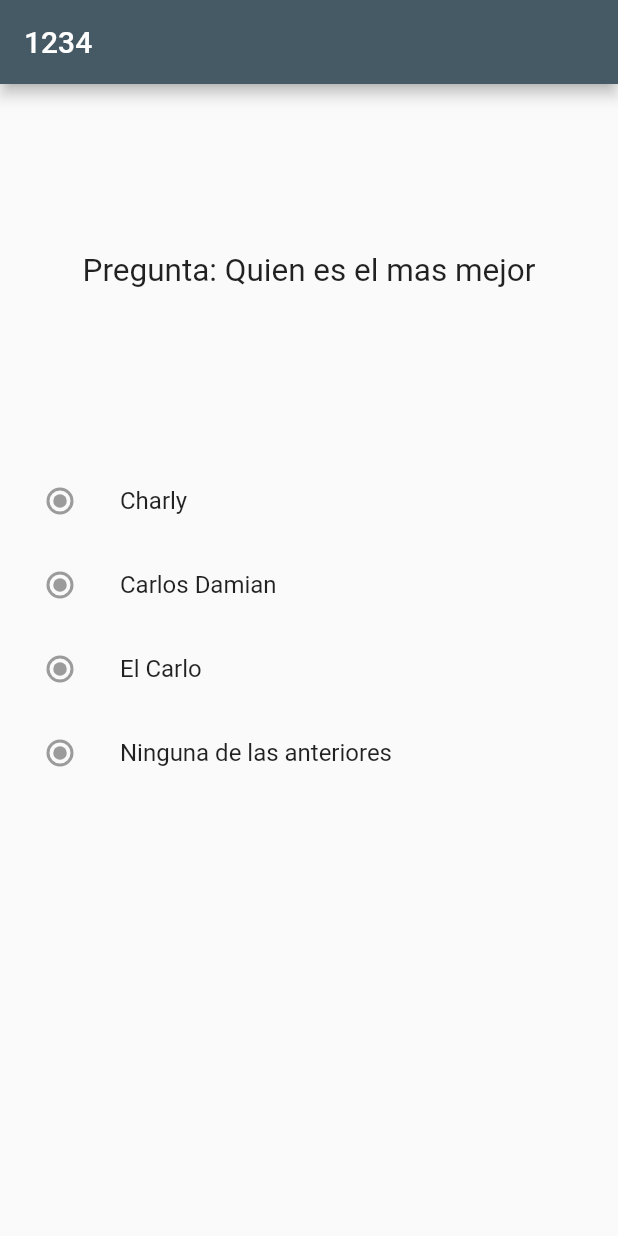
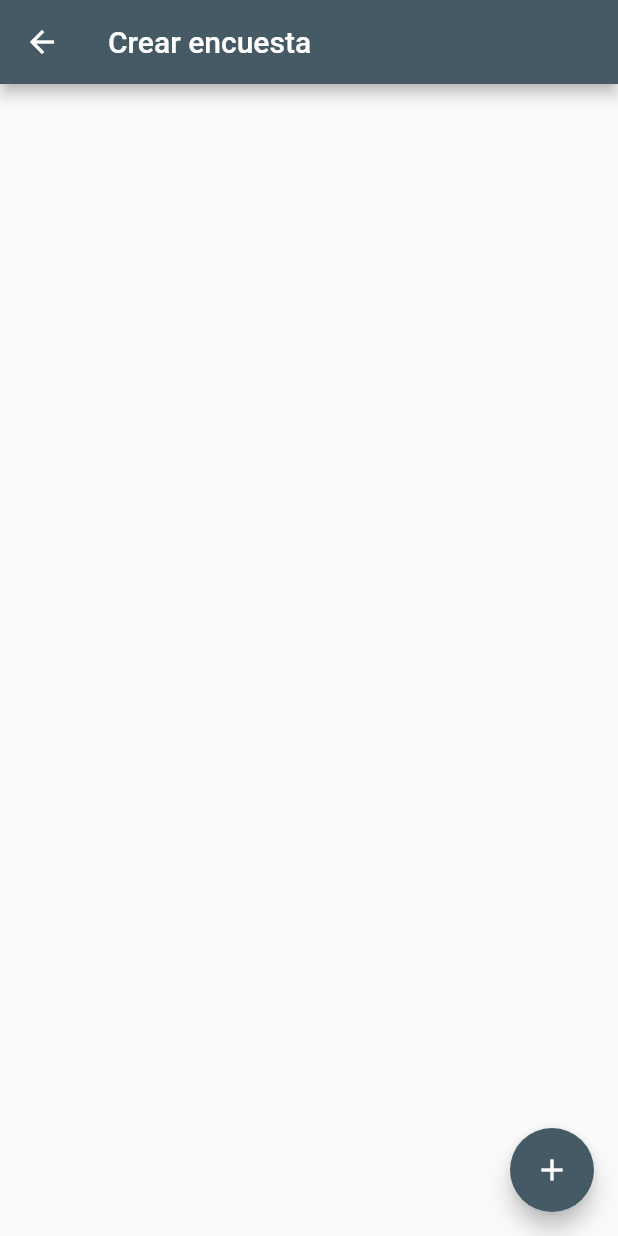
Before and after one commit to mbmassone/tdl-tp-dart, a Flutter app: the screen it shows after launch, after a tap on the "play arrow" icon, on a phone screen of 412 x 824 dp. Run offline on Flutter 3.47's test engine with Material 2 defaults, Android fonts, the light colour scheme and no system bars; network calls fail.

Commit message:
Pantallas separadas, codigo limpio, http

```diff
--- a/encuestdl_app/lib/main.dart
+++ b/encuestdl_app/lib/main.dart
@@ -1,137 +1,16 @@
 import 'package:flutter/material.dart';
 
+import 'screen/PantallaInicio.dart';
+
 void main() {
-  runApp(PantallaIncio() );
+  runApp(MaterialApp(
+    theme: ThemeData(
+      primaryColor: Colors.blueGrey[700],
+    ),
+    home: Container(
+      child: PantallaInicio(),
+    ),
+  ));
+
   //runApp(PantallaEncuesta(1234));
 }
-
-class PantallaIncio extends StatelessWidget{
-  @override
-  Widget build(BuildContext context) {
-    return MaterialApp(
-      theme: ThemeData(
-        primaryColor: Colors.blueGrey[700],
-      ),
-      home: Container(
-        child: Scaffold(
-          appBar: AppBar(
-            title: Text("EncuesTDL"),
-          ),
-          body: Column(
-            children: <Widget>[
-              Container(
-                height: 125,
-                child: Center(
-                  child: Text("¡Bienvenido!", textAlign: TextAlign.center, textScaleFactor: 1.5),
-                ),
-              ),
-              Container(
-                height: 125,
-                child: Center(
-                  child: Text("Ingrese el ID de la encuesta:", textAlign: TextAlign.center, textScaleFactor: 2),
-                ),
-              ),
-              Container(
-                //height: 100,
-                child: Center(
-                  child: TextField(
-                    obscureText: false,
-                    decoration: InputDecoration(
-                      border: OutlineInputBorder(),
-                      labelText: 'ID',
-                    ),
-                  ),
-                ),
-              ),
-            ],
-          ),
-          floatingActionButton: FloatingActionButton(
-            onPressed: () => runApp(PantallaEncuesta(1234) ),
-            backgroundColor: Colors.blueGrey[700],
-            child: const Icon(Icons.play_arrow),
-          ),
-        ),
-      ),
-    );
-  }
-}
-
-class PantallaEncuesta extends StatelessWidget{ //Haria que resiva el vector de la pregunta con sus opciones o hacemos una clase Pregunta que contenga sus opciones
-  @override
-  int id;
-
-  PantallaEncuesta(int id){
-    this.id = id;
-  }
-
-  Widget build(BuildContext context) {
-    return MaterialApp(
-      theme: ThemeData(
-        primaryColor: Colors.blueGrey[700],
-      ),
-      home: Container(
-        child: Scaffold(
-          appBar: AppBar(
-            title: Text("$id"),
-          ),
-          body: Column(
-            children: <Widget>[
-              Container( //Pregunta
-                height: 250,
-                child: Center(
-                  child: Text("Pregunta: Quien es el mas mejor", textAlign: TextAlign.center, textScaleFactor: 1.5),
-                ),
-              ),
-              Container( //Opciones
-                child: Column(
-                  children: <Widget>[
-                    ListTile(
-                      title: const Text('Charly'),
-                      leading: Radio(
-                        //value: SingingCharacter.lafayette,
-                        //*groupValue: _character,
-                        //onChanged: (SingingCharacter value) {
-                        //  setState(() { _character = value; });
-                        //},//*/
-                      ),
-                    ),
-                    ListTile(
-                      title: const Text('Carlos Damian'),
-                      leading: Radio(
-                        /*value: SingingCharacter.jefferson,
-                        groupValue: _character,
-                        onChanged: (SingingCharacter value) {
-                          setState(() { _character = value; });
-                        },*/
-                      ),
-                    ),
-                    ListTile(
-                      title: const Text('El Carlo'),
-                      leading: Radio(
-                        /*value: SingingCharacter.jefferson,
-                        groupValue: _character,
-                        onChanged: (SingingCharacter value) {
-                          setState(() { _character = value; });
-                        },*/
-                      ),
-                    ),
-                    ListTile(
-                      title: const Text('Ninguna de las anteriores'),
-                      leading: Radio(
-                        /*value: SingingCharacter.jefferson,
-                        groupValue: _character,
-                        onChanged: (SingingCharacter value) {
-                          setState(() { _character = value; });
-                        },*/
-                      ),
-                    ),
-                  ],
-                ),
-              ),
-            ],
-          ),
-        ),
-      ),
-    );
-  }
-}
--- /dev/null
+++ b/encuestdl_app/lib/screen/PantallaCrearEncuesta.dart
@@ -0,0 +1,35 @@
+import 'package:encuestdl_app/screen/Template.dart';
+import 'package:encuestdl_app/widget/NuevaPreguntaWidget.dart';
+import 'package:flutter/cupertino.dart';
+import 'package:flutter/material.dart';
+
+class PantallaCrearEncuesta extends StatefulWidget {
+  @override
+  State<PantallaCrearEncuesta> createState() => _PantallaCrearEncuestaState();
+}
+
+class _PantallaCrearEncuestaState extends State<PantallaCrearEncuesta> {
+
+  List<NuevaPreguntaWidget> _list = List();
+
+  @override
+  Widget build(BuildContext context) {
+    return ScreenTemplate(
+        title: "Crear encuesta",
+        child: Column(
+          children: <Widget>[
+            for (var i in _list) NuevaPreguntaWidget()
+          ],
+        ),
+        floatingActionButton: FloatingActionButton(
+          onPressed: () => {
+            this.setState(() {
+              _list.add(NuevaPreguntaWidget());
+            })
+          },
+          backgroundColor: Colors.blueGrey[700],
+          child: const Icon(Icons.add),
+        )
+    );
+  }
+}
--- /dev/null
+++ b/encuestdl_app/lib/screen/PantallaInicio.dart
@@ -0,0 +1,70 @@
+import 'package:encuestdl_app/screen/PantallaCrearEncuesta.dart';
+import 'package:encuestdl_app/screen/Template.dart';
+import 'package:flutter/material.dart';
+
+import 'PantallaEncuesta.dart';
+
+class PantallaInicio extends StatefulWidget {
+  @override
+  _PantallaInicioState createState() => _PantallaInicioState();
+}
+
+class _PantallaInicioState extends State<PantallaInicio> {
+  int id_encuesta = null;
+
+  @override
+  Widget build(BuildContext context) {
+    return ScreenTemplate(
+      child: Column(
+        children: <Widget>[
+          Container(
+            height: 125,
+            child: Center(
+              child: Text("¡Bienvenido!",
+                  textAlign: TextAlign.center, textScaleFactor: 1.5),
+            ),
+          ),
+          Container(
+            height: 125,
+            child: Center(
+              child: Text("Ingrese el ID de la encuesta:",
+                  textAlign: TextAlign.center, textScaleFactor: 2),
+            ),
+          ),
+          Container(
+            //height: 100,
+            child: Center(
+              child: TextField(
+                obscureText: false,
+                decoration: InputDecoration(
+                  border: OutlineInputBorder(),
+                  labelText: 'ID',
+                ),
+                onChanged: _updateId,
+                keyboardType: TextInputType.number,
+              ),
+            ),
+          ),
+        ],
+      ),
+      floatingActionButton: FloatingActionButton(
+        onPressed: () => {
+          Navigator.push(
+            context,
+            MaterialPageRoute(
+//                builder: (context) => PantallaEncuesta(id_encuesta)),
+                builder: (context) => PantallaCrearEncuesta()),
+          )
+        },
+        backgroundColor: Colors.blueGrey[700],
+        child: const Icon(Icons.play_arrow),
+      ),
+    );
+  }
+
+  void _updateId(String id) {
+    setState(() {
+      id_encuesta = int.parse(id);
+    });
+  }
+}
--- /dev/null
+++ b/encuestdl_app/lib/screen/Template.dart
@@ -0,0 +1,25 @@
+import 'package:flutter/cupertino.dart';
+import 'package:flutter/material.dart';
+
+class ScreenTemplate extends StatelessWidget {
+  Widget child;
+  FloatingActionButton fab;
+  String title;
+
+  ScreenTemplate({Widget child, FloatingActionButton floatingActionButton, String title}) {
+    this.child = child;
+    this.fab = floatingActionButton;
+    this.title = title;
+  }
+
+  @override
+  Widget build(BuildContext context) {
+    return Scaffold(
+      appBar: AppBar(
+        title: Text(title != null ? title : "EncuesTDL"),
+      ),
+      body: child,
+      floatingActionButton: fab,
+    );
+  }
+}
--- a/encuestdl_app/pubspec.yaml
+++ b/encuestdl_app/pubspec.yaml
@@ -23,7 +23,7 @@ environment:
 dependencies:
   flutter:
     sdk: flutter
-
+  http: ^0.12.1
 
   # The following adds the Cupertino Icons font to your application.
   # Use with the CupertinoIcons class for iOS style icons.
```
Also changed, not shown: encuestdl_app/lib/model.dart (added, +53 -0 lines), encuestdl_app/lib/screen/PantallaEncuesta.dart (added, +69 -0 lines), encuestdl_app/lib/widget/NuevaPreguntaWidget.dart (added, +17 -0 lines), encuestdl_app/lib/widget/PreguntaWidget.dart (added, +64 -0 lines), encuestdl_app/pubspec.lock, 1 other file.
